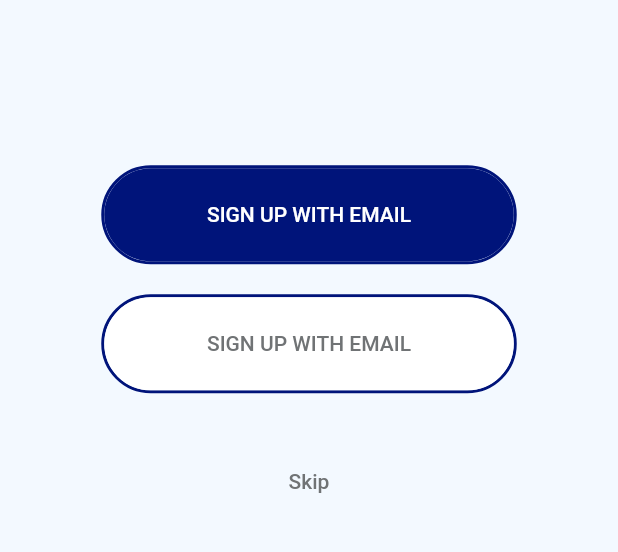
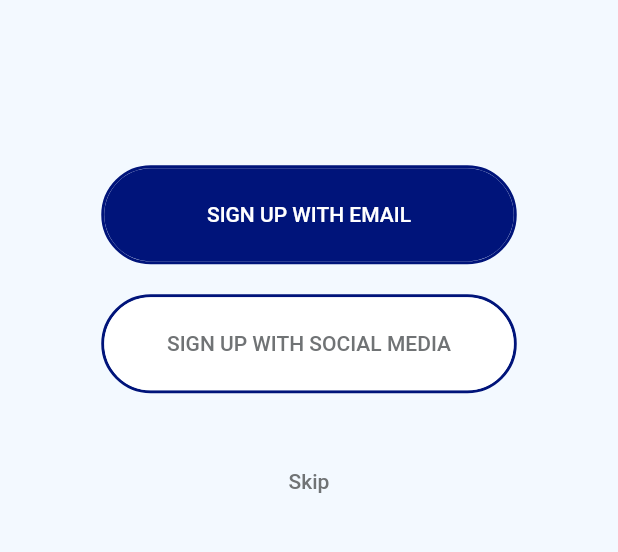
Before and after one commit to CarlosEddie/LayoutDP, a Flutter app: the screen it shows after launch, on a phone screen of 412 x 824 dp, the part 492-1044 px from its top. Run offline on Flutter 3.47's test engine with Material 2 defaults, Android fonts, the phone set to English and light mode, and no system bars.

Commit message:
Adicionadas novas contantes de cores

```diff
--- a/layoutdp/lib/components/my_featured_movie.dart
+++ b/layoutdp/lib/components/my_featured_movie.dart
@@ -43,7 +43,7 @@ class MyFeaturedMovie extends StatelessWidget {
                     width: 128,
                     height: 46,
                     decoration: BoxDecoration(
-                      border: Border.all(color: Color(0xFF11FFFF)),
+                      border: Border.all(color: lightBlue),
                       borderRadius: BorderRadius.circular(14),
                     ),
                     child: Row(
--- a/layoutdp/lib/components/my_login_button.dart
+++ b/layoutdp/lib/components/my_login_button.dart
@@ -23,7 +23,7 @@ class MyLoginButton extends StatelessWidget {
       padding: const EdgeInsets.all(10.0),
       child: Container(
         decoration: BoxDecoration(
-          border: Border.all(color: const Color(0xFF00147A), width: 2),
+          border: Border.all(color: deepBlue, width: 2),
           borderRadius: BorderRadius.circular(69),
         ),
         child: ElevatedButton(
--- a/layoutdp/lib/components/my_new_movie.dart
+++ b/layoutdp/lib/components/my_new_movie.dart
@@ -84,7 +84,7 @@ class MyNewMovie extends StatelessWidget {
                             ),
                             Icon(
                               Icons.star,
-                              color: Color(0xFFFFB800),
+                              color: starYellow,
                               size: 12,
                             )
                           ],
--- a/layoutdp/lib/constant.dart
+++ b/layoutdp/lib/constant.dart
@@ -3,3 +3,6 @@ import 'package:flutter/material.dart';
 // Paleta de cores
 const Color backgroundColor = Color(0xFFF3F9FF);
 const Color deepBlue = Color(0xFF00147A);
+const Color loginGrey = Color(0xFF707375);
+const Color starYellow = Color(0xFFFFB800);
+const Color lightBlue = Color(0xFF11FFFF);
--- a/layoutdp/lib/screens/my_login_screen.dart
+++ b/layoutdp/lib/screens/my_login_screen.dart
@@ -45,9 +45,9 @@ class MyLoginScreen extends StatelessWidget {
                     MyLoginButton(
                       width: 273,
                       height: 62,
-                      text: 'Sign up with Email',
+                      text: 'Sign up with Social Media',
                       background: Colors.white,
-                      textColor: Color(0xFF707375),
+                      textColor: loginGrey,
                     ),
                   ],
                 ),
```
